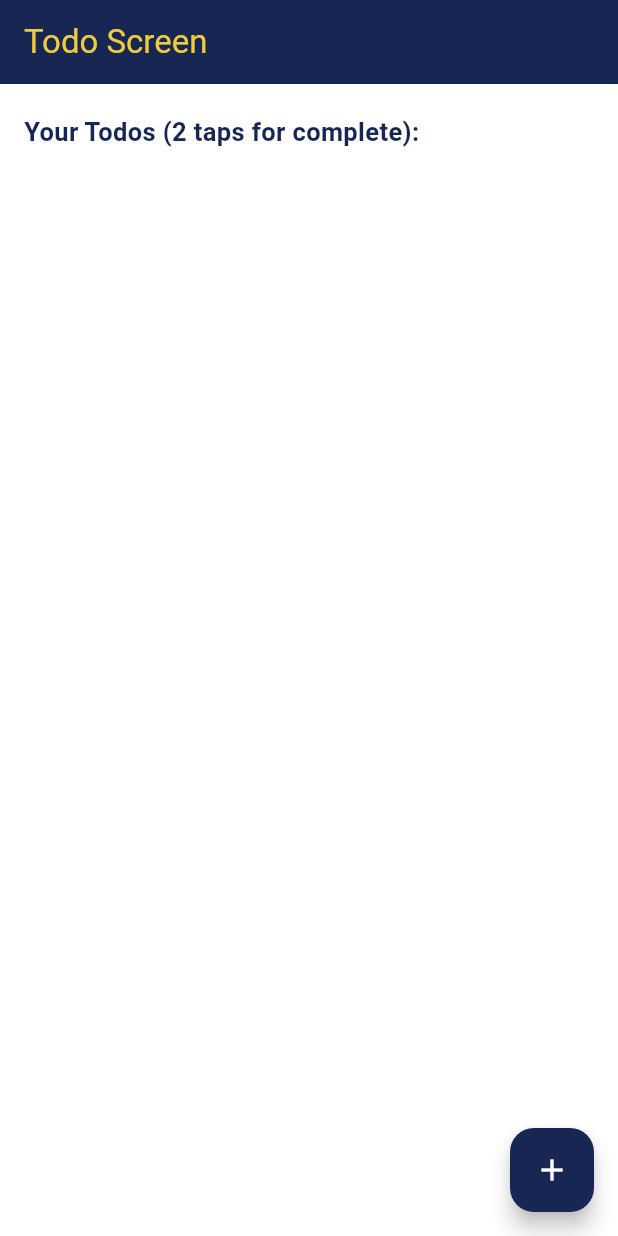
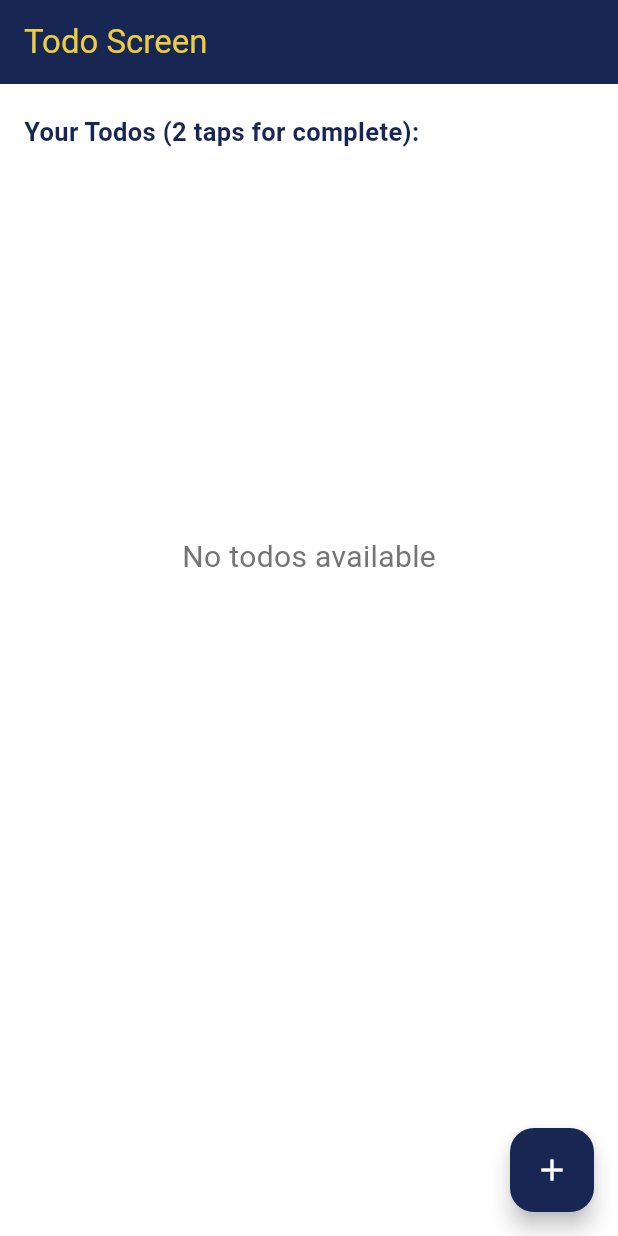
Before and after one commit to AhmadNRamadan/mu-todo-list, a Flutter app: the TodoScreen screen opened directly, on a phone screen of 412 x 824 dp. Run offline on Flutter 3.47's test engine with Material 3 defaults, Android fonts, the phone set to English and light mode, and no system bars; our stand-ins replace sqflite; accounts and stored records are empty.

Commit message:
fixing category deletion bug and dealing with empty todos

```diff
--- a/lib/database/repo.dart
+++ b/lib/database/repo.dart
@@ -13,6 +13,7 @@ class Repository {
       join(dbPath, 'expenses.db'),
       // executed only when the database is not there or when the version is incremented
       onCreate: _onCreate,
+      onConfigure: (db) async => await db.execute('PRAGMA foreign_keys = ON'),
       // increment version number only when the database scheme changes: add/drop table, add/drop column, add/drop relation
       version: 1,
     );
@@ -30,7 +31,7 @@ class Repository {
         isCompleted INTEGER,
         todoDate TEXT,
         categoryId TEXT,
-        FOREIGN KEY (categoryId) REFERENCES categories(id)
+        FOREIGN KEY (categoryId) REFERENCES categories(id) ON Delete CASCADE
       )
       ''');
   }
--- a/lib/screens/todo_screen.dart
+++ b/lib/screens/todo_screen.dart
@@ -57,19 +57,21 @@ class _TodoScreenState extends State<TodoScreen> {
                 ),
               ),
               ListView.builder(
-                itemCount: _todos.length,
+                itemCount: _todos.isNotEmpty ? _todos.length : 1,
                 shrinkWrap: true,
                 itemBuilder: (context, index) {
-                  if (index >= _todos.length) {
-                    return const Center(child: CircularProgressIndicator());
-                  }
                   if (_todos.isEmpty) {
                     return Center(
-                      child: Text(
-                        'No categories available',
-                        style: TextStyle(
-                          color: Colors.grey.shade600,
-                          fontSize: 20,
+                      child: Padding(
+                        padding: EdgeInsets.only(
+                          top: MediaQuery.of(context).size.height * 0.3,
+                        ),
+                        child: Text(
+                          'No todos available',
+                          style: TextStyle(
+                            color: Colors.grey.shade600,
+                            fontSize: 20,
+                          ),
                         ),
                       ),
                     );
```
